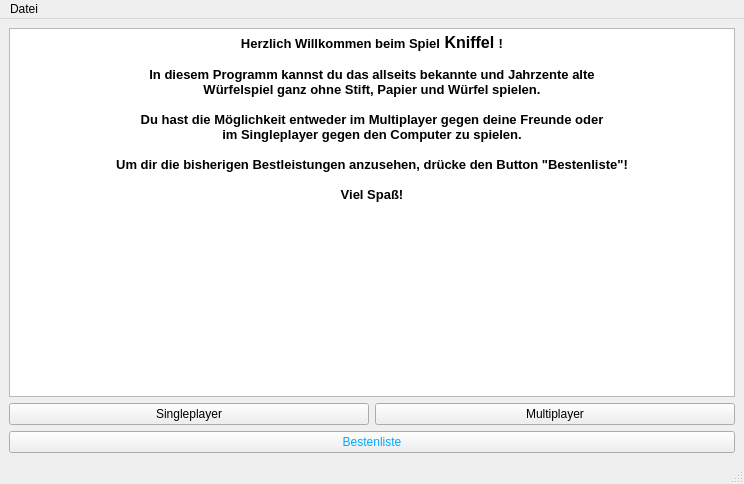
Before: the Qt Designer form mainwindow.ui in michelfiedler/Kniffel.mrai, drawn with Qt 5.
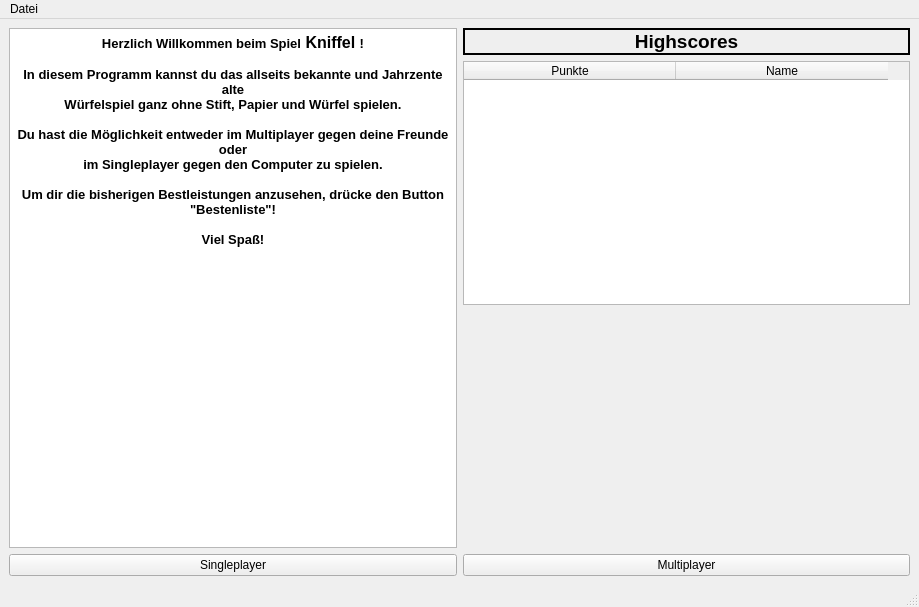
After: the same form once the commit is applied.

Commit message:
Highscore Tabelle im MainWindow erstellt
Hier sind die Highscores des Spiels sortiert zu sehen. Nach jedem Spiel wird diese geupdated.

```diff
--- a/mainwindow.ui
+++ b/mainwindow.ui
@@ -6,8 +6,8 @@
    <rect>
     <x>0</x>
     <y>0</y>
-    <width>744</width>
-    <height>484</height>
+    <width>919</width>
+    <height>607</height>
    </rect>
   </property>
   <property name="windowTitle">
@@ -15,7 +15,71 @@
   </property>
   <widget class="QWidget" name="centralwidget">
    <layout class="QGridLayout" name="gridLayout">
-    <item row="0" column="0" colspan="2">
+    <item row="3" column="1">
+     <widget class="QPushButton" name="pBmulti">
+      <property name="text">
+       <string>Multiplayer</string>
+      </property>
+     </widget>
+    </item>
+    <item row="3" column="0">
+     <widget class="QPushButton" name="pBsingle">
+      <property name="text">
+       <string>Singleplayer</string>
+      </property>
+     </widget>
+    </item>
+    <item row="1" column="1">
+     <widget class="QTableWidget" name="tW_Bestenliste">
+      <attribute name="horizontalHeaderDefaultSectionSize">
+       <number>212</number>
+      </attribute>
+      <column>
+       <property name="text">
+        <string>Punkte</string>
+       </property>
+      </column>
+      <column>
+       <property name="text">
+        <string>Name</string>
+       </property>
+      </column>
+     </widget>
+    </item>
+    <item row="0" column="1">
+     <widget class="QLabel" name="lBestenliste">
+      <property name="font">
+       <font>
+        <pointsize>14</pointsize>
+        <weight>75</weight>
+        <bold>true</bold>
+       </font>
+      </property>
+      <property name="frameShape">
+       <enum>QFrame::WinPanel</enum>
+      </property>
+      <property name="text">
+       <string>Highscores</string>
+      </property>
+      <property name="alignment">
+       <set>Qt::AlignCenter</set>
+      </property>
+     </widget>
+    </item>
+    <item row="2" column="1">
+     <spacer name="verticalSpacer">
+      <property name="orientation">
+       <enum>Qt::Vertical</enum>
+      </property>
+      <property name="sizeHint" stdset="0">
+       <size>
+        <width>20</width>
+        <height>40</height>
+       </size>
+      </property>
+     </spacer>
+    </item>
+    <item row="0" column="0" rowspan="3">
      <widget class="QTextBrowser" name="tBwelcomeText">
       <property name="html">
        <string>&lt;!DOCTYPE HTML PUBLIC &quot;-//W3C//DTD HTML 4.0//EN&quot; &quot;http://www.w3.org/TR/REC-html40/strict.dtd&quot;&gt;
@@ -37,30 +101,6 @@
       </property>
      </widget>
     </item>
-    <item row="1" column="0">
-     <widget class="QPushButton" name="pBsingle">
-      <property name="text">
-       <string>Singleplayer</string>
-      </property>
-     </widget>
-    </item>
-    <item row="1" column="1">
-     <widget class="QPushButton" name="pBmulti">
-      <property name="text">
-       <string>Multiplayer</string>
-      </property>
-     </widget>
-    </item>
-    <item row="2" column="0" colspan="2">
-     <widget class="QPushButton" name="pB_Bestenliste">
-      <property name="styleSheet">
-       <string notr="true">color: rgb(0, 170, 255);</string>
-      </property>
-      <property name="text">
-       <string>Bestenliste</string>
-      </property>
-     </widget>
-    </item>
    </layout>
   </widget>
   <widget class="QMenuBar" name="menubar">
@@ -68,7 +108,7 @@
     <rect>
      <x>0</x>
      <y>0</y>
-     <width>744</width>
+     <width>919</width>
      <height>25</height>
     </rect>
    </property>
```
The commit also changes 11 other files.
